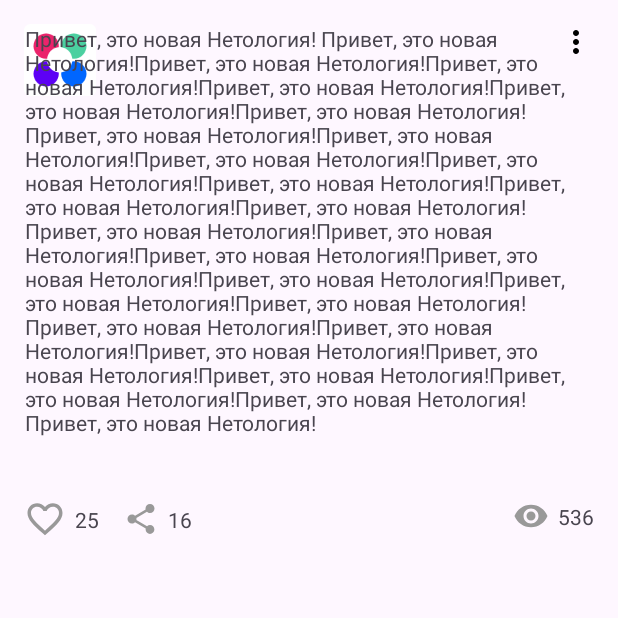
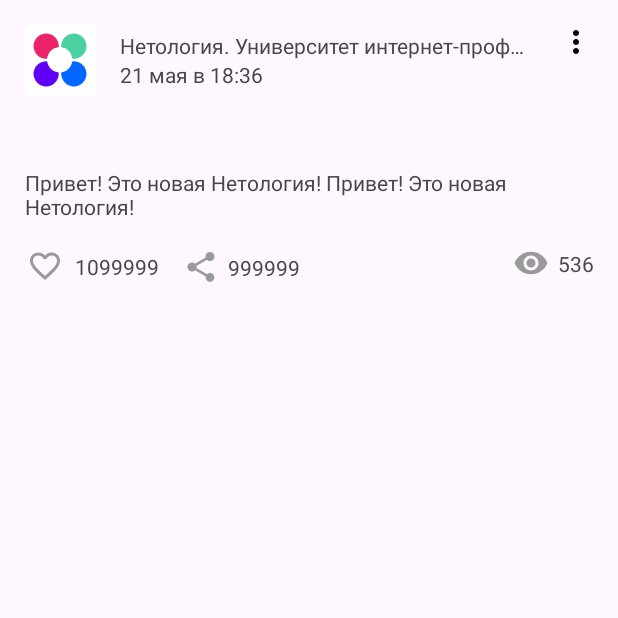
Before and after one commit to katerinova92/Android_HW1, an Android app: the screen it shows after launch (MainActivity), on a phone screen of 412 x 824 dp, the top half of it. Run offline under Robolectric (Android 15) with nearby library versions, the phone set to English and light mode, and no system bars.

```diff
--- a/app/build.gradle
+++ b/app/build.gradle
@@ -16,6 +16,8 @@ android {
 
         testInstrumentationRunner "androidx.test.runner.AndroidJUnitRunner"
     }
+
+    buildFeatures.viewBinding true
 
     buildTypes {
         release {
--- a/app/src/main/java/ru/netology/nmedia/MainActivity.kt
+++ b/app/src/main/java/ru/netology/nmedia/MainActivity.kt
@@ -2,10 +2,63 @@ package ru.netology.nmedia
 
 import androidx.appcompat.app.AppCompatActivity
 import android.os.Bundle
+import ru.netology.nmedia.databinding.ActivityMainBinding
+import ru.netology.nmedia.dto.Post
 
 class MainActivity : AppCompatActivity() {
     override fun onCreate(savedInstanceState: Bundle?) {
         super.onCreate(savedInstanceState)
-        setContentView(R.layout.activity_main)
+        val binding = ActivityMainBinding.inflate(layoutInflater)
+        setContentView(binding.root)
+
+        val post = Post(
+            id = 1,
+            author = "Нетология. Университет интернет-профессий будущего",
+            content = "Привет! Это новая Нетология! Привет! Это новая Нетология!",
+            published = "21 мая в 18:36",
+            likes = 1099999,
+            share = 999999,
+            likedByMe = false
+        )
+
+        with(binding) {
+            author.text = post.author
+            published.text= post.published
+            postText.text = post.content
+            likesNumber.text = post.likes.toString()
+            sharedNumber.text = post.share.toString()
+
+
+            if(post.likedByMe) {
+                icLiked?.setImageResource(R.drawable.ic_liked_24)
+            }
+
+            icLiked.setOnClickListener {
+                if(post.likedByMe) post.likes-- else post.likes++
+                post.likedByMe = !post.likedByMe
+                icLiked.setImageResource(
+                    if(post.likedByMe) R.drawable.ic_liked_24 else R.drawable.ic_like_24
+                )
+                likesNumber.text = CountChange(post.likes)
+            }
+
+            shared.setOnClickListener {
+                post.share++
+                sharedNumber.text = CountChange(post.share)
+            }
+        }
     }
-}
+
+    fun CountChange(count: Int): String {
+        var countToPost = count.toString()
+
+        when {
+            count > 1099999 && (count%1000000!=0) -> countToPost = "%.1f".format(count.toDouble()/1000000).toString() + "M"
+            count > 999999 -> countToPost = (count/1000000).toString() + "M"
+            count > 1099 && (count%1000!=0) -> countToPost = "%.1f".format(count.toDouble()/1000).toString() + "K"
+            count > 999 -> countToPost = (count/1000).toString() + "K"
+            else -> countToPost
+        }
+        return countToPost
+    }
+    }
--- /dev/null
+++ b/app/src/main/java/ru/netology/nmedia/dto/Post.kt
@@ -0,0 +1,12 @@
+package ru.netology.nmedia.dto
+
+data class Post(
+    val id: Long,
+    val author: String,
+    val content: String,
+    val published: String,
+    var likes: Int = 0,
+    var share: Int = 0,
+    var likedByMe: Boolean = false,
+    val isShared: Boolean = true
+)
--- /dev/null
+++ b/app/src/main/res/drawable/ic_liked_24.xml
@@ -0,0 +1,6 @@
+<?xml version="1.0" encoding="utf-8"?>
+<vector android:height="24dp" android:tint="#FF0000"
+    android:viewportHeight="24" android:viewportWidth="24"
+    android:width="24dp" xmlns:android="http://schemas.android.com/apk/res/android">
+    <path android:fillColor="@android:color/white" android:pathData="M12,21.35l-1.45,-1.32C5.4,15.36 2,12.28 2,8.5 2,5.42 4.42,3 7.5,3c1.74,0 3.41,0.81 4.5,2.09C13.09,3.81 14.76,3 16.5,3 19.58,3 22,5.42 22,8.5c0,3.78 -3.4,6.86 -8.55,11.54L12,21.35z"/>
+</vector>
--- a/app/src/main/res/layout/activity_main.xml
+++ b/app/src/main/res/layout/activity_main.xml
@@ -16,7 +16,8 @@
         app:layout_constraintBottom_toBottomOf="@id/barrier"
         app:layout_constraintStart_toStartOf="parent"
         app:layout_constraintTop_toTopOf="parent"
-        app:srcCompat="@mipmap/ic_launcher_netology" />
+        app:srcCompat="@mipmap/ic_launcher_netology"
+        tools:ignore="ContentDescription" />
 
     <TextView
         android:id="@+id/author"
@@ -51,7 +52,8 @@
         android:background="@android:color/transparent"
         app:layout_constraintEnd_toEndOf="parent"
         app:layout_constraintTop_toTopOf="@+id/avatar"
-        app:srcCompat="@drawable/baseline_more_vert_24" />
+        app:srcCompat="@drawable/baseline_more_vert_24"
+        tools:ignore="ContentDescription" />
 
     <androidx.constraintlayout.widget.Barrier
         android:id="@+id/barrier"
@@ -63,29 +65,33 @@
     <TextView
         android:id="@+id/postText"
         android:layout_width="wrap_content"
-        android:layout_height="300dp"
+        android:layout_height="0dp"
         android:layout_marginStart="16dp"
+        android:layout_marginTop="96dp"
         android:layout_marginEnd="16dp"
         android:text="@string/postText"
         app:layout_constraintEnd_toEndOf="parent"
         app:layout_constraintHorizontal_bias="0.498"
         app:layout_constraintStart_toStartOf="parent"
-        tools:layout_editor_absoluteY="80dp" />
+        app:layout_constraintTop_toTopOf="parent" />
 
     <androidx.constraintlayout.widget.Barrier
+        android:id="@+id/barrier2"
         android:layout_width="wrap_content"
         android:layout_height="wrap_content"
         app:barrierDirection="bottom"
         app:constraint_referenced_ids="postText" />
 
-    <ImageView
+    <ImageButton
         android:id="@+id/icLiked"
         android:layout_width="28dp"
         android:layout_height="28dp"
         android:layout_marginTop="16dp"
+        android:background="@android:color/transparent"
         app:layout_constraintStart_toStartOf="parent"
         app:layout_constraintTop_toBottomOf="@+id/postText"
-        app:srcCompat="@drawable/ic_like_24" />
+        app:srcCompat="@drawable/ic_like_24"
+        tools:ignore="ContentDescription" />
 
     <TextView
         android:id="@+id/likesNumber"
@@ -97,15 +103,17 @@
         app:layout_constraintStart_toEndOf="@+id/icLiked"
         app:layout_constraintTop_toTopOf="@+id/icLiked" />
 
-    <ImageView
+    <ImageButton
         android:id="@+id/shared"
         android:layout_width="wrap_content"
         android:layout_height="wrap_content"
         android:layout_marginStart="16dp"
+        android:background="@android:color/transparent"
         app:layout_constraintBottom_toBottomOf="@+id/likesNumber"
         app:layout_constraintStart_toEndOf="@+id/likesNumber"
         app:layout_constraintTop_toTopOf="@+id/likesNumber"
-        app:srcCompat="@drawable/ic_share_24" />
+        app:srcCompat="@drawable/ic_share_24"
+        tools:ignore="ContentDescription" />
 
     <TextView
         android:id="@+id/sharedNumber"
@@ -117,15 +125,17 @@
         app:layout_constraintStart_toEndOf="@+id/shared"
         app:layout_constraintTop_toTopOf="@+id/shared" />
 
-    <ImageView
+    <ImageButton
         android:id="@+id/views"
         android:layout_width="wrap_content"
         android:layout_height="wrap_content"
         android:layout_marginTop="16dp"
         android:layout_marginEnd="30dp"
+        android:background="@android:color/transparent"
         app:layout_constraintEnd_toEndOf="parent"
         app:layout_constraintTop_toBottomOf="@+id/postText"
-        app:srcCompat="@drawable/ic_views_24" />
+        app:srcCompat="@drawable/ic_views_24"
+        tools:ignore="ContentDescription" />
 
     <TextView
         android:id="@+id/viewsNumber"
```
